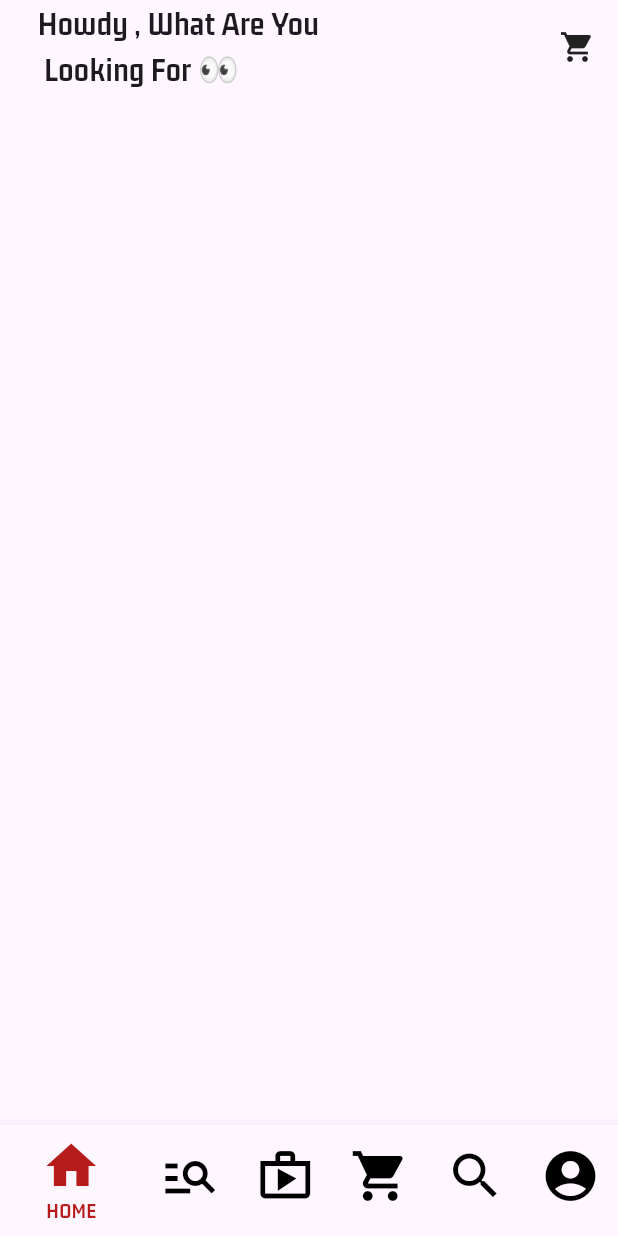
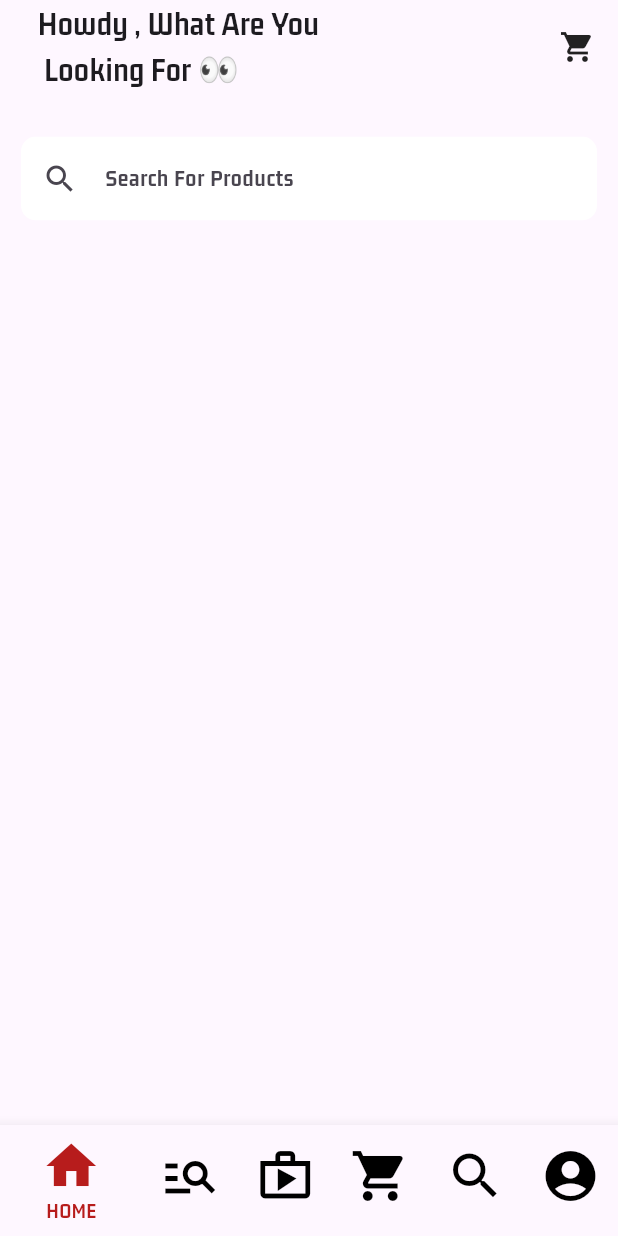
Before and after one commit to Daddy2054/ecomm, a Flutter app: the screen it shows after launch, on a phone screen of 412 x 824 dp. Run offline on Flutter 3.47's test engine with Material 3 defaults, Android fonts, the phone set to English and light mode, and no system bars.

Commit message:
11. Search Input Field

```diff
--- a/lib/views/buyers/nav_screens/home_screen.dart
+++ b/lib/views/buyers/nav_screens/home_screen.dart
@@ -1,5 +1,6 @@
 import 'package:flutter/material.dart';
 
+import 'widgets/search_input_widget.dart';
 import 'widgets/welcome_text_widget.dart';
 
 class HomeScreen extends StatelessWidget {
@@ -12,6 +13,7 @@ class HomeScreen extends StatelessWidget {
       children: [
         WelcomeText(),
         SizedBox(height: 14),
+        SearchInputWidget(),
       ],
     );
   }
--- /dev/null
+++ b/lib/views/buyers/nav_screens/widgets/search_input_widget.dart
@@ -0,0 +1,30 @@
+import 'package:flutter/material.dart';
+
+class SearchInputWidget extends StatelessWidget {
+  const SearchInputWidget({
+    Key? key,
+  }) : super(key: key);
+
+  @override
+  Widget build(BuildContext context) {
+    return Padding(
+      padding: const EdgeInsets.all(14.0),
+      child: ClipRRect(
+        borderRadius: BorderRadius.circular(10),
+        child: const TextField(
+          decoration: InputDecoration(
+              fillColor: Colors.white,
+              filled: true,
+              hintText: 'Search For Products',
+              border: OutlineInputBorder(
+                borderSide: BorderSide.none,
+              ),
+              prefixIcon: Padding(
+                padding: EdgeInsets.all(14.0),
+                child: Icon(Icons.search),
+              )),
+        ),
+      ),
+    );
+  }
+}
--- a/lib/views/buyers/nav_screens/widgets/welcome_text_widget.dart
+++ b/lib/views/buyers/nav_screens/widgets/welcome_text_widget.dart
@@ -1,9 +1,7 @@
 import 'package:flutter/material.dart';
 
 class WelcomeText extends StatelessWidget {
-  const WelcomeText({
-    Key? key,
-  }) : super(key: key);
+  const WelcomeText({Key? key}) : super(key: key);
 
   @override
   Widget build(BuildContext context) {
```
